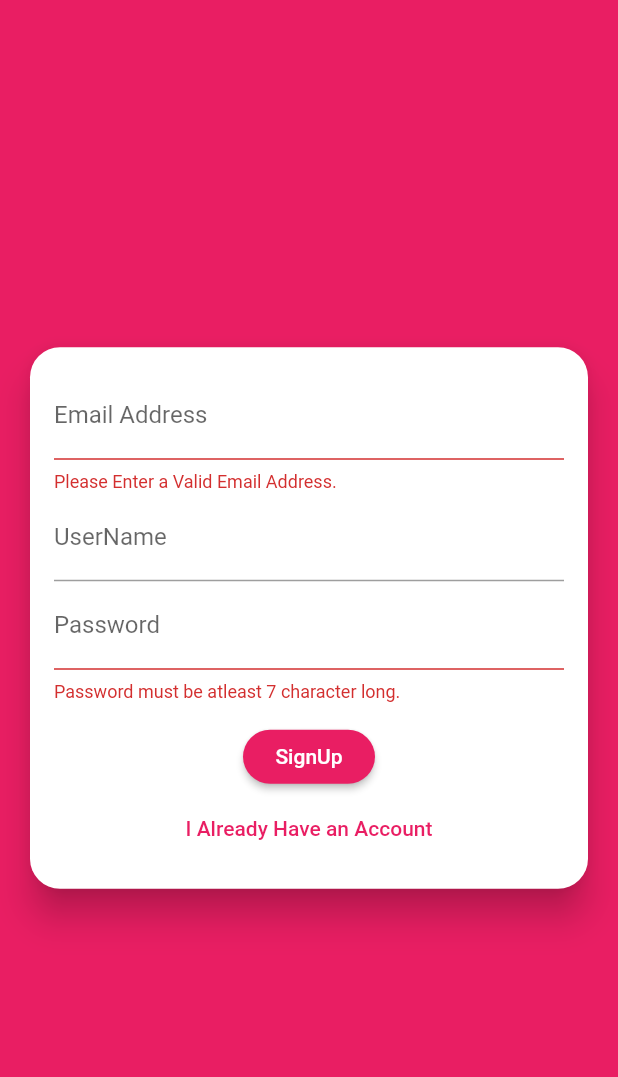
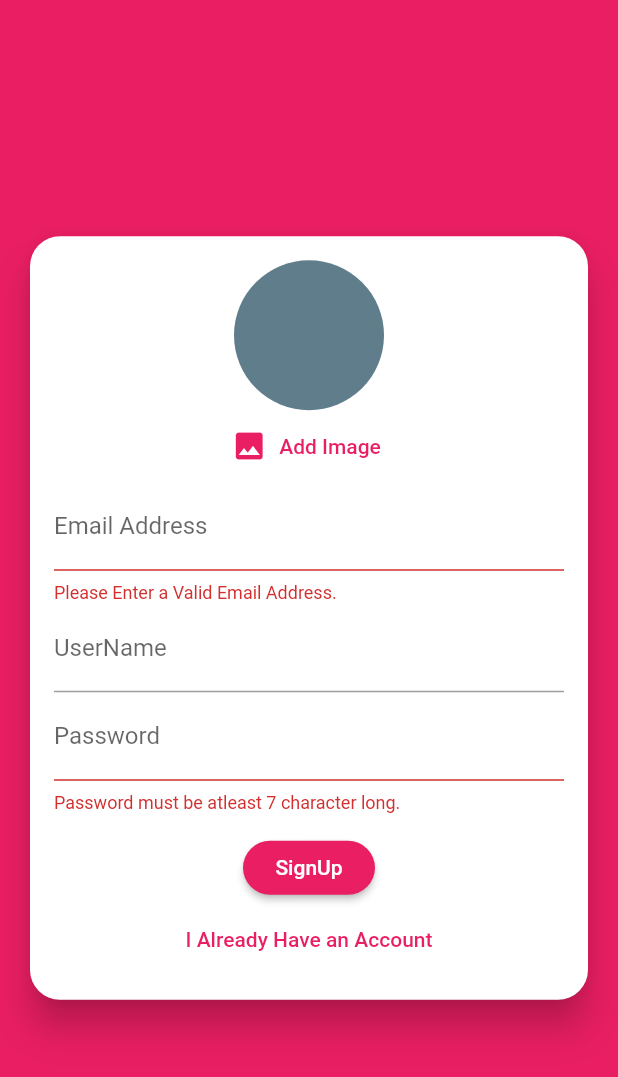
Before and after one commit to tactwolfe/flutter-chat-application, a Flutter app: the screen it shows after launch, after a tap on "Login", after a tap on "Create New Account", on a phone screen of 412 x 824 dp. Shown: the top 1077 px of the screen. Run offline on Flutter 3.47's test engine with Material 2 defaults, Android fonts, the phone set to English and light mode, and no system bars; our stand-ins replace cloud_firestore, firebase_auth, firebase_storage, image_picker; accounts and stored records are empty.

Commit message:
we have added firebase storage in our app which is used to store the image of our user that we collect during signup process ,for that we have also added an image picker in signup auth screen that can tap into our device camera and take a picture of the user which we are then storin in our online database and also fetch the url of this image to store it in our user collection when we create a new user we also forwarded this store url in our users collection to chat collection to show a small circleavatar over our message bubble that display he image of the user who sends the message

```diff
--- a/lib/screens/auth_screen.dart
+++ b/lib/screens/auth_screen.dart
@@ -1,9 +1,11 @@
 
 import 'package:flutter/material.dart';
 import 'package:flutter/services.dart';
+import 'dart:io';
 import '../widget/auth_form.dart';
 import 'package:firebase_auth/firebase_auth.dart';
 import 'package:cloud_firestore/cloud_firestore.dart';
+import 'package:firebase_storage/firebase_storage.dart';
 
 
 class AuthScreen extends StatefulWidget {
@@ -22,6 +24,7 @@ class _AuthScreenState extends State<AuthScreen> {
     String email,
     String password,
     String username,
+    File image,
     bool isLogin,
     BuildContext ctx,
     ) async {
@@ -48,12 +51,23 @@ class _AuthScreenState extends State<AuthScreen> {
           password: password
         );
 
+        //this method will create and new bucket in our firebase storage with name user_image inside of which we can store our image with the name of our user id aith .jpg extention which is the default extensionm of all the image we take from our phone
+        final ref = FirebaseStorage.instance.ref()
+        .child('user_image')
+        .child(authResult.user.uid +".jpg");
+
+        await ref.putFile(image).onComplete;  //this will upload our image onto firebase storage
+
+        final url = await ref.getDownloadURL(); //this will give url of our uploaded image in our firebase storage
+
+
         //this method is used to store extra user data inside a collection with a document having id same as user id & the info stored is username and email
         await Firestore.instance.collection('users')
         .document(authResult.user.uid)
         .setData({
           'username':username,
           'email':email,
+          'image_url':url,
         });
       }
 
--- a/lib/widget/auth_form.dart
+++ b/lib/widget/auth_form.dart
@@ -1,11 +1,19 @@
+//auth form widget
+
+
 import 'package:flutter/material.dart';
+import 'dart:io';
+import '../widget/picker/user_image_picker.dart';
 
 class AuthForm extends StatefulWidget {
+
+
 
   final void Function(
     String email ,
     String password ,
     String username ,
+    File image,
     bool isLogin,
     BuildContext ctx,
     ) submitFn; //another way of declaring a function that will have some argument and return type
@@ -32,17 +40,34 @@ class _AuthFormState extends State<AuthForm> {
 
   var _isLogin = true;
 
+  File _userImageFile;
+
+
+  void _pickedImage(File image) {
+    _userImageFile = image;
+  }
+
 //method that is used to save the inputted form value and authenticate them
   void _trySubmit(){
     final isValid =_formKey.currentState.validate(); //to validate the inputs in form when the submit button is pressed
     FocusScope.of(context).unfocus(); //to close the softkeyboard as soon as we submit the form
 
+    if(_userImageFile == null && !_isLogin){
+      Scaffold.of(context).showSnackBar(
+        SnackBar(
+          content: Text("Please pick an image"),
+          backgroundColor: Colors.black,
+          ));
+      return ;
+    }
+
     if(isValid){
       _formKey.currentState.save();
-      widget.submitFn(
+      widget.submitFn( //function that load the submit data into database
         _userEmail.trim(), //this trim constructor will remove any extra white spaces from front and back of our inputted info , we did this because without this some error will be thrown by firebase while authenticating and thus it will leads to a bad user experience
         _userPassword.trim(),
         _userName.trim(),
+        _userImageFile,
         _isLogin,
         context
       );
@@ -67,6 +92,10 @@ class _AuthFormState extends State<AuthForm> {
               child: Column(
                 mainAxisSize: MainAxisSize.min, //to make sure the column only take min height it needed not all the available height
                 children: <Widget>[
+
+                  //user image picker
+                  if(!_isLogin)
+                  UserImagePicker(_pickedImage),
 
                   //for email
                   TextFormField(
--- a/lib/widget/chat/messages.dart
+++ b/lib/widget/chat/messages.dart
@@ -29,6 +29,7 @@ class Messages extends StatelessWidget {
             itemBuilder: (ctx , i)=> MessageBubble(
               chatDocs[i]['text'],
               chatDocs[i]['username'],
+              chatDocs[i]['userImage'],
               chatDocs[i]['userId'] == futureSnapshot.data.uid,
               key : ValueKey(chatDocs[i].documentID), //here document id is a unique identifier associated with each document using this key avoid unneccessary rebuilding of our widget tree inside streambuilder
 
--- a/lib/widget/chat/new_message.dart
+++ b/lib/widget/chat/new_message.dart
@@ -28,7 +28,8 @@ class _NewMessageState extends State<NewMessage> {
       'text':_enteredMessage,
       'createdAt':Timestamp.now(), //this field will help us to fetch and display the messages in order of their time stamp
       'userId': user.uid,
-      'username':userData['username']
+      'username':userData['username'],
+      'userImage' : userData['image_url']
     });
     _controller.clear(); //to clear the textfield after chat is pushed
   }
--- /dev/null
+++ b/lib/widget/picker/user_image_picker.dart
@@ -0,0 +1,52 @@
+import 'package:flutter/material.dart';
+import 'package:image_picker/image_picker.dart';
+import 'dart:io';
+
+class UserImagePicker extends StatefulWidget {
+
+  final void Function(File pickedImage ) imagePickFunction;
+
+  UserImagePicker(this.imagePickFunction);
+
+  @override
+  _UserImagePickerState createState() => _UserImagePickerState();
+}
+
+class _UserImagePickerState extends State<UserImagePicker> {
+
+  File _pickedImage;
+
+  void _pickImage() async{
+    final picker = ImagePicker();
+    final pickedImage = await picker.getImage(source: ImageSource.camera ,imageQuality: 50,maxWidth: 150); //here we have used imagequality arguments and maxwidth for the image so that we can store the image in small dimensiona and medium quality since we are goin to show it as a little avatarimange in our chats and thus this saves space in out database and make ading and fetching the image faster
+    final pickedImageFile = File(pickedImage.path);
+    setState(() {
+      _pickedImage = pickedImageFile;
+    });
+
+    widget.imagePickFunction(pickedImageFile); //this function will take the picked image file and retuen it to auth form which then will retun it to auth screen from where this image will get loaded into the database
+
+  }
+
+  @override
+  Widget build(BuildContext context) {
+    return Column(
+      children: <Widget>[
+        //user image
+        CircleAvatar(
+          backgroundImage: _pickedImage != null ? FileImage(_pickedImage) : null,
+          backgroundColor: Colors.blueGrey,
+          radius: 50,
+        ),
+
+        //button that gonna help us to pick an image
+        FlatButton.icon(
+          textColor: Theme.of(context).primaryColor,
+          onPressed: _pickImage,
+          icon: Icon(Icons.image),
+          label: Text("Add Image"),
+        ),
+      ],
+    );
+  }
+}
--- a/pubspec.yaml
+++ b/pubspec.yaml
@@ -30,6 +30,8 @@ dependencies:
   cupertino_icons: ^0.1.3
   cloud_firestore: ^0.13.7
   firebase_auth: ^0.16.1
+  image_picker: ^0.6.7+4
+  firebase_storage: ^3.1.6
 
 dev_dependencies:
   flutter_test:
```
Also changed, not shown: lib/widget/chat/message_bubble.dart (+16 -4 lines), pubspec.lock.
